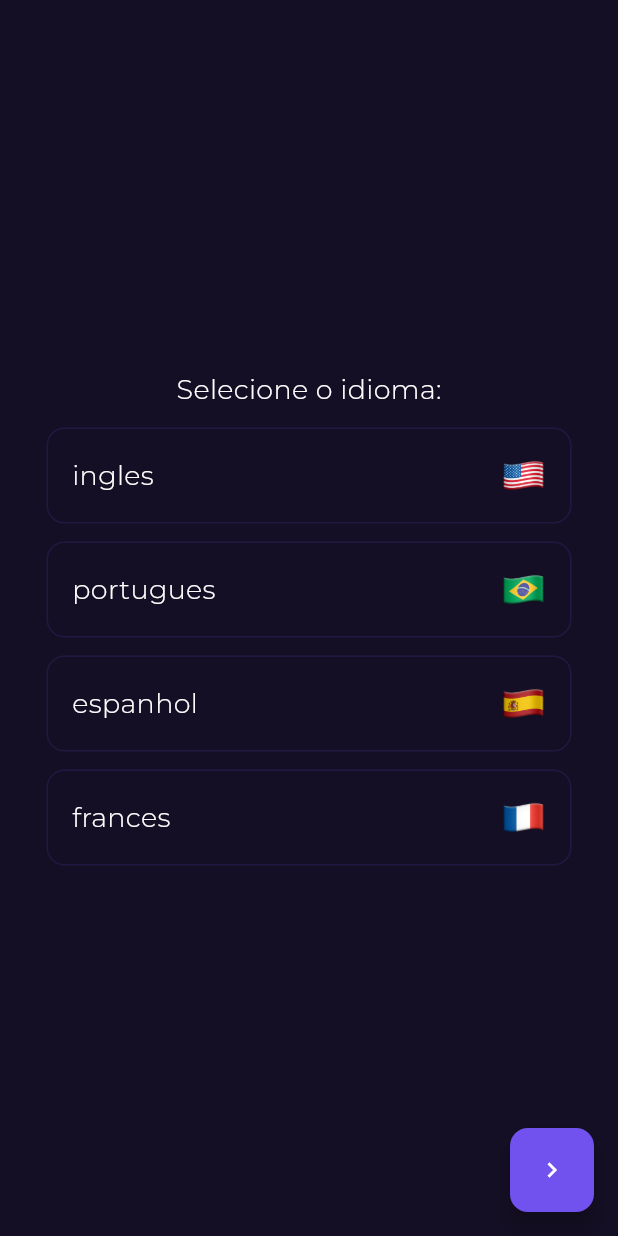
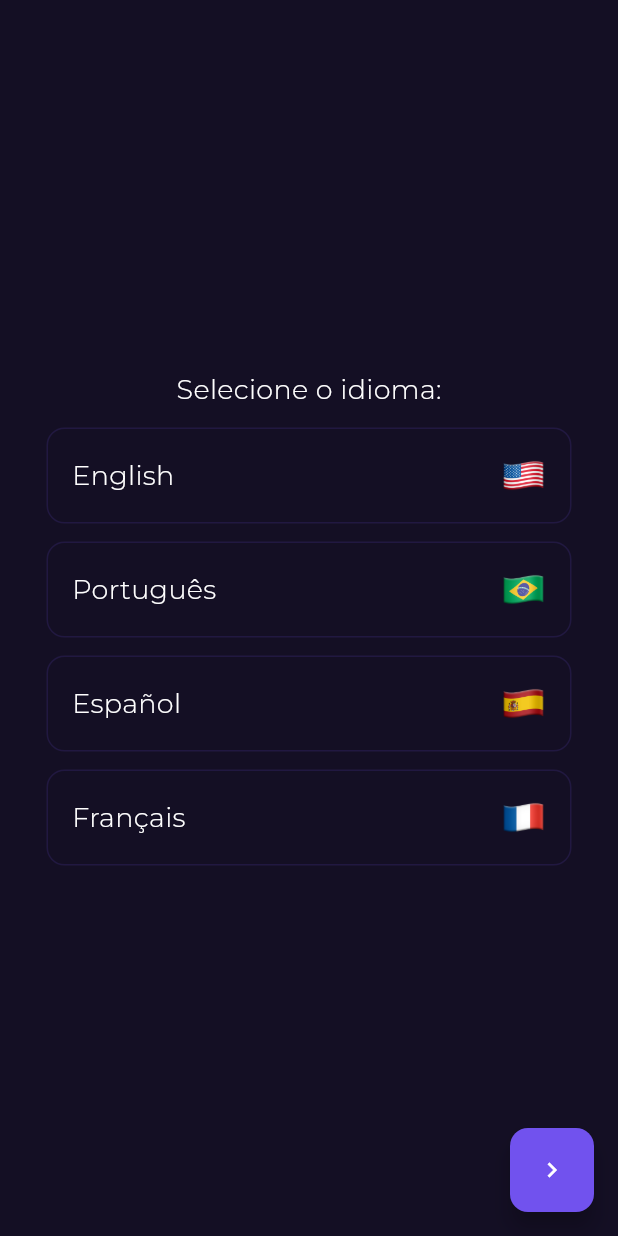
Before and after one commit to gabriel-santi/controle-financeiro, a Flutter app: the LanguagePage screen opened by its route, on a phone screen of 412 x 824 dp. Run offline on Flutter 3.47's test engine with Material 3 defaults, Android fonts, the phone set to English and light mode, and no system bars; our stand-ins replace currency_text_input_formatter, flutter_animate, flutter_svg, go_router, sqflite; missing offline and left inert: flex_color_picker; accounts and stored records are empty.

Commit message:
Language description

```diff
--- a/lib/features/language/domain/language.dart
+++ b/lib/features/language/domain/language.dart
@@ -1,15 +1,16 @@
 import 'dart:ui';
 
 enum Language {
-  ingles("en", "US"),
-  portugues("pt", "BR"),
-  espanhol("es", null),
-  frances("fr", null);
+  ingles("en", "US", "English"),
+  portugues("pt", "BR", "Português"),
+  espanhol("es", null, "Español"),
+  frances("fr", null, "Français");
 
   final String languageCode;
   final String? countryCode;
+  final String description;
 
-  const Language(this.languageCode, this.countryCode);
+  const Language(this.languageCode, this.countryCode, this.description);
 
   Locale get locale => Locale(languageCode, countryCode);
 }
--- a/lib/features/language/interfaces/widgets/language_selector_widget.dart
+++ b/lib/features/language/interfaces/widgets/language_selector_widget.dart
@@ -56,7 +56,7 @@ class _LanguageSelectorWidgetState extends State<LanguageSelectorWidget> {
               child: Row(
                 mainAxisAlignment: MainAxisAlignment.spaceBetween,
                 children: [
-                  TextWidget(text: lang.name),
+                  TextWidget(text: lang.description),
                   Image.asset(
                     "assets/images/png/flags/${lang.languageCode}_flag.png",
                     height: 30,
```
